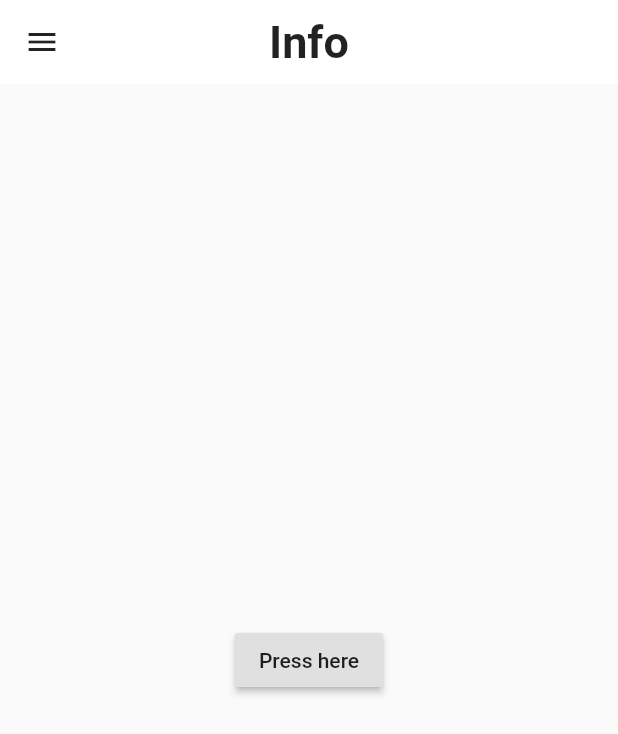
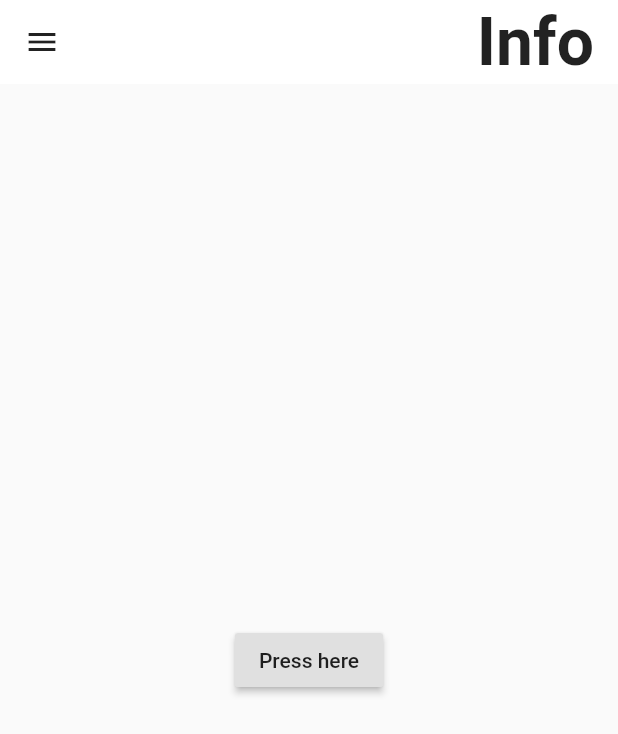
Before and after one commit to Siddharth-14/covid_19, a Flutter app: the Info screen opened directly, on a phone screen of 412 x 824 dp. Shown: the top 734 px of the screen. Run offline on Flutter 3.47's test engine with Material 2 defaults, Android fonts, the phone set to English and light mode, and no system bars; our stand-ins replace get_it; network calls fail; statements that could not run were skipped.

Commit message:
Added a logo and made uniform app bar

```diff
--- a/lib/info.dart
+++ b/lib/info.dart
@@ -7,16 +7,20 @@ class Info extends StatelessWidget {
     return Scaffold(
         drawer: NavDrawer(),
         appBar: AppBar(
+          elevation: 0.0,
           centerTitle: true,
-          elevation: 0.0,
           iconTheme: new IconThemeData(color: Colors.black87),
           backgroundColor: Colors.white,
-          title: Text(
-            'Info',
-            style: TextStyle(
-                color: Colors.black87,
-                fontSize: 30.0,
-                fontWeight: FontWeight.bold),
+          title: Align(
+            alignment: Alignment.bottomRight,
+            child: Text('Info',
+              style:
+              TextStyle(
+                  color: Colors.black87,
+                  fontSize: 44.0,
+                  fontWeight: FontWeight.bold
+              ),
+            ),
           ),
         ),
         body: new Center(
--- a/pubspec.yaml
+++ b/pubspec.yaml
@@ -31,6 +31,12 @@ dev_dependencies:
   flutter_test:
     sdk: flutter
   http: any
+  flutter_launcher_icons: ^0.7.4
+
+flutter_icons:
+  image_path: "asset/icon.png"
+  ios: true
+  android: true
 
 
 # For information on the generic Dart part of this file, see the
```
Also changed, not shown: lib/contact.dart (+11 -7 lines), asset/icon.png (added), 26 other files.
